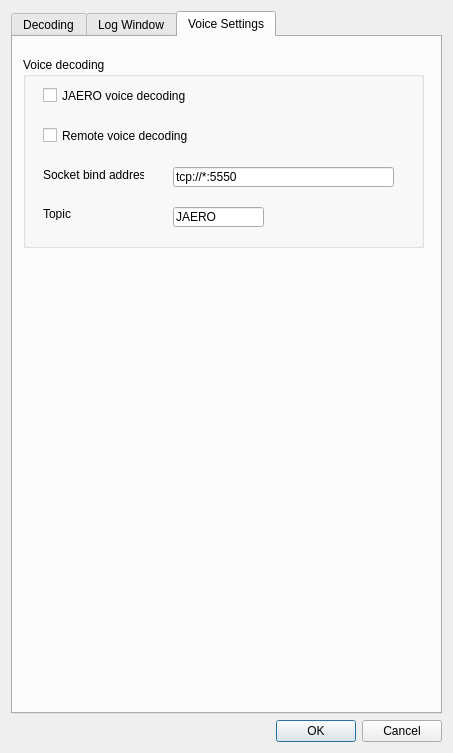
The window that JAERO/gui_classes/settingsdialog.ui (jontio/JAERO) describes before a commit, drawn with Qt 5.
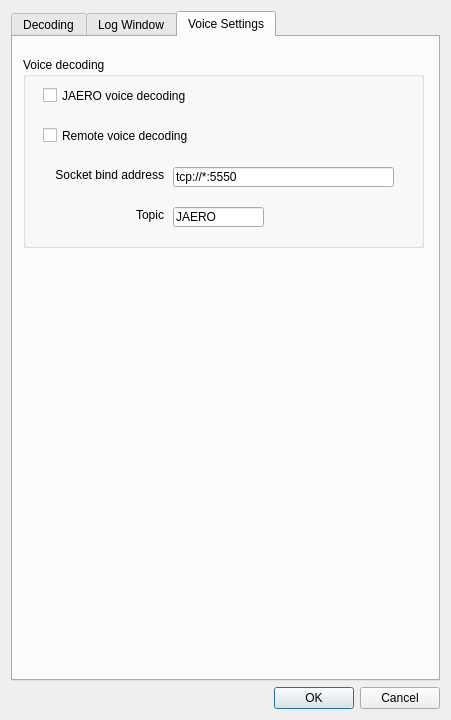
The same window after the commit. The open tabs and pages were chosen to show the change.

Commit message: bit of tidying and removal of 96k setting for 10500burst

Diff of the .ui file:
```diff
--- a/JAERO/gui_classes/settingsdialog.ui
+++ b/JAERO/gui_classes/settingsdialog.ui
@@ -9,8 +9,8 @@
    <rect>
     <x>0</x>
     <y>0</y>
-    <width>453</width>
-    <height>753</height>
+    <width>451</width>
+    <height>720</height>
    </rect>
   </property>
   <property name="sizePolicy">
@@ -556,13 +556,16 @@
          <rect>
           <x>20</x>
           <y>110</y>
-          <width>101</width>
+          <width>121</width>
           <height>16</height>
          </rect>
         </property>
         <property name="text">
          <string>Socket bind address</string>
         </property>
+        <property name="alignment">
+         <set>Qt::AlignRight|Qt::AlignTrailing|Qt::AlignVCenter</set>
+        </property>
        </widget>
        <widget class="QLineEdit" name="lineEditZMQBind">
         <property name="enabled">
@@ -617,13 +620,16 @@
          <rect>
           <x>20</x>
           <y>150</y>
-          <width>47</width>
-          <height>13</height>
+          <width>121</width>
+          <height>16</height>
          </rect>
         </property>
         <property name="text">
          <string>Topic</string>
         </property>
+        <property name="alignment">
+         <set>Qt::AlignRight|Qt::AlignTrailing|Qt::AlignVCenter</set>
+        </property>
        </widget>
        <widget class="QLineEdit" name="lineEditZMQBindTopic">
         <property name="enabled">
```
Left out of the diff: 10 changed lines with no effect on the pictures. Lines whose indentation alone changed are shown as unchanged. The commit also changes 2 other files.
